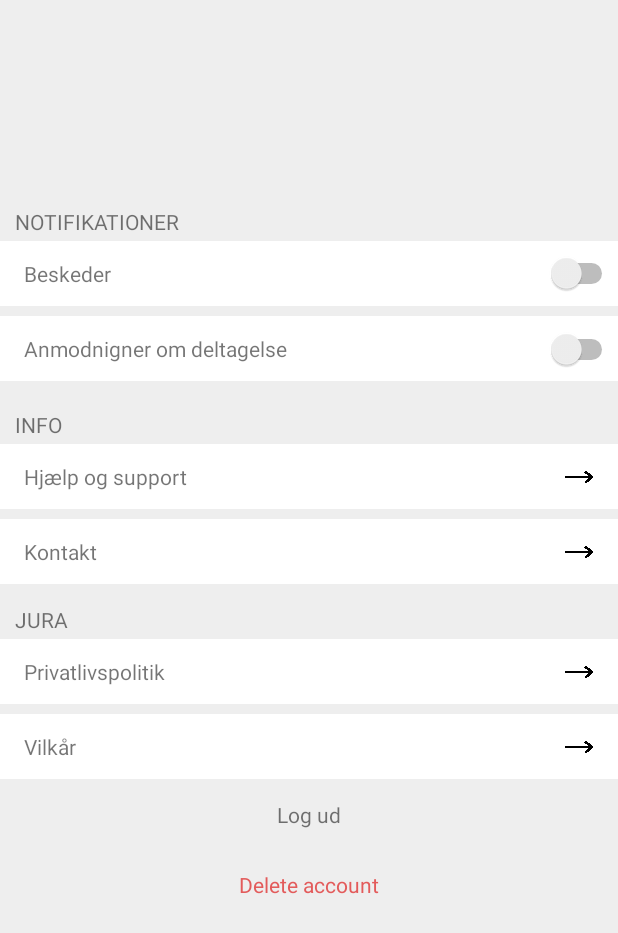
After one commit to notarp1/Oplev, an Android app: the fragment User_Settings_Opt placed in its activity, on a phone screen of 412 x 824 dp. The commit adds this screen. Shown: the top 933 px of the screen. Run offline under Robolectric (Android 15) with nearby library versions, the phone set to English and light mode, and no system bars.

Commit message:
settings "færdig"

```diff
--- a/app/src/main/java/com/example/oplev/User_Settings.java
+++ b/app/src/main/java/com/example/oplev/User_Settings.java
@@ -13,6 +13,7 @@ import androidx.fragment.app.Fragment;
 public class User_Settings extends Fragment implements View.OnClickListener{
     ImageView back;
     TextView title;
+
     public View onCreateView(LayoutInflater i, ViewGroup container, Bundle savedInstanceState) {
         super.onCreate(savedInstanceState);
         View root = i.inflate(R.layout.u_settings_frag, container, false);
@@ -39,10 +40,8 @@ public class User_Settings extends Fragment implements View.OnClickListener{
     @Override
     public void onClick(View v) {
         if(v == back){
-
             getFragmentManager().popBackStack();
         }
 
-
     }
 }
--- a/app/src/main/java/com/example/oplev/User_Settings_Main.java
+++ b/app/src/main/java/com/example/oplev/User_Settings_Main.java
@@ -4,18 +4,26 @@ import android.os.Bundle;
 import android.view.LayoutInflater;
 import android.view.View;
 import android.view.ViewGroup;
+import android.widget.ImageView;
 
 import androidx.fragment.app.Fragment;
 
 public class User_Settings_Main extends Fragment implements View.OnClickListener {
 
+    ImageView visProfil, rediger, indstillinger;
 
     public View onCreateView(LayoutInflater i, ViewGroup container, Bundle savedInstanceState) {
         super.onCreate(savedInstanceState);
+
         View root = i.inflate(R.layout.u_setting_main_frag, container, false);
 
 
+        visProfil = root.findViewById(R.id.box_profil);
+        rediger = root.findViewById(R.id.box_rediger);
+        indstillinger = root.findViewById(R.id.box_indstillinger);
 
+
+        indstillinger.setOnClickListener(this);
 
 
         return root;
@@ -27,5 +35,12 @@ public class User_Settings_Main extends Fragment implements View.OnClickListener
     @Override
     public void onClick(View v) {
 
+         if (v == indstillinger){
+            getFragmentManager().beginTransaction()
+                .replace(R.id.mainFragmentBox, new User_Settings_Opt())
+                .addToBackStack(null)
+                .commit();
+
+        }
     }
 }
--- /dev/null
+++ b/app/src/main/java/com/example/oplev/User_Settings_Opt.java
@@ -0,0 +1,28 @@
+package com.example.oplev;
+
+import android.os.Bundle;
+import android.view.LayoutInflater;
+import android.view.View;
+import android.view.ViewGroup;
+
+import androidx.fragment.app.Fragment;
+
+public class User_Settings_Opt extends Fragment implements View.OnClickListener {
+
+
+    public View onCreateView(LayoutInflater i, ViewGroup container, Bundle savedInstanceState) {
+        super.onCreate(savedInstanceState);
+        View root = i.inflate(R.layout.u_setting_setting_frag, container, false);
+
+
+        return root;
+
+
+    }
+
+
+    @Override
+    public void onClick(View view) {
+
+    }
+}
--- a/app/src/main/res/layout/activity_main.xml
+++ b/app/src/main/res/layout/activity_main.xml
@@ -4,7 +4,8 @@
     xmlns:tools="http://schemas.android.com/tools"
     android:layout_width="match_parent"
     android:layout_height="match_parent"
-    tools:context=".MainActivity">
+    tools:context=".MainActivity"
+    android:background="#EEEEEE">
 
     <FrameLayout
         android:id="@+id/main_frag"
--- a/app/src/main/res/layout/start_frag.xml
+++ b/app/src/main/res/layout/start_frag.xml
@@ -4,7 +4,8 @@
     xmlns:tools="http://schemas.android.com/tools"
     android:layout_width="match_parent"
     android:layout_height="match_parent"
-    tools:context=".Start_frag">
+    tools:context=".Start_frag"
+    android:background="#EEEEEE">
 
     <LinearLayout
         android:layout_width="409dp"
@@ -39,4 +40,5 @@
             android:layout_weight="1"
             android:src="@drawable/user_icon" />
     </LinearLayout>
+
 </androidx.constraintlayout.widget.ConstraintLayout>
--- a/app/src/main/res/layout/u_setting_main_frag.xml
+++ b/app/src/main/res/layout/u_setting_main_frag.xml
@@ -27,7 +27,7 @@
         app:srcCompat="@android:drawable/sym_def_app_icon" />
 
     <LinearLayout
-        android:id="@+id/linearLayout"
+        android:id="@+id/noti_layout"
         android:layout_width="match_parent"
         android:layout_height="175dp"
         android:orientation="vertical"
@@ -44,9 +44,9 @@
             android:layout_height="50dp">
 
             <ImageView
-                android:id="@+id/box_menu5"
+                android:id="@+id/box_profil"
                 android:layout_width="match_parent"
-                android:layout_height="match_parent"
+                android:layout_height="50dp"
                 app:layout_constraintBottom_toBottomOf="parent"
                 app:layout_constraintEnd_toEndOf="parent"
                 app:layout_constraintStart_toStartOf="parent"
@@ -54,7 +54,7 @@
                 app:srcCompat="@drawable/menu_box" />
 
             <TextView
-                android:id="@+id/visProfil_text"
+                android:id="@+id/beskeder_opt_text"
                 android:layout_width="match_parent"
                 android:layout_height="match_parent"
                 android:layout_marginStart="16dp"
@@ -77,7 +77,7 @@
                 app:layout_constraintBottom_toBottomOf="parent"
                 app:layout_constraintEnd_toEndOf="parent"
                 app:layout_constraintHorizontal_bias="1.0"
-                app:layout_constraintStart_toStartOf="@+id/box_menu5"
+                app:layout_constraintStart_toStartOf="@+id/box_profil"
                 app:layout_constraintTop_toTopOf="parent"
                 app:srcCompat="@drawable/arrowblack" />
 
@@ -89,9 +89,9 @@
             android:layout_height="50dp">
 
             <ImageView
-                android:id="@+id/box_menu1"
+                android:id="@+id/box_rediger"
                 android:layout_width="match_parent"
-                android:layout_height="match_parent"
+                android:layout_height="50dp"
                 app:layout_constraintBottom_toBottomOf="parent"
                 app:layout_constraintEnd_toEndOf="parent"
                 app:layout_constraintHorizontal_bias="0.0"
@@ -100,7 +100,7 @@
                 app:srcCompat="@drawable/menu_box" />
 
             <TextView
-                android:id="@+id/rediger_text"
+                android:id="@+id/anmod_opt_text"
                 android:layout_width="match_parent"
                 android:layout_height="match_parent"
                 android:layout_marginStart="16dp"
@@ -121,7 +121,7 @@
                 app:layout_constraintBottom_toBottomOf="parent"
                 app:layout_constraintEnd_toEndOf="parent"
                 app:layout_constraintHorizontal_bias="1.0"
-                app:layout_constraintStart_toStartOf="@+id/box_menu1"
+                app:layout_constraintStart_toStartOf="@+id/box_rediger"
                 app:layout_constraintTop_toTopOf="parent"
                 app:srcCompat="@drawable/arrowblack" />
 
@@ -133,9 +133,9 @@
             android:layout_height="60dp">
 
             <ImageView
-                android:id="@+id/box_menu2"
+                android:id="@+id/box_indstillinger"
                 android:layout_width="match_parent"
-                android:layout_height="match_parent"
+                android:layout_height="50dp"
                 app:layout_constraintBottom_toBottomOf="parent"
                 app:layout_constraintEnd_toEndOf="parent"
                 app:layout_constraintStart_toStartOf="parent"
@@ -164,7 +164,7 @@
                 app:layout_constraintBottom_toBottomOf="parent"
                 app:layout_constraintEnd_toEndOf="parent"
                 app:layout_constraintHorizontal_bias="1.0"
-                app:layout_constraintStart_toStartOf="@id/box_menu2"
+                app:layout_constraintStart_toStartOf="@id/box_indstillinger"
                 app:layout_constraintTop_toTopOf="parent"
                 app:layout_constraintVertical_bias="0.0"
                 app:srcCompat="@drawable/arrowblack" />
--- /dev/null
+++ b/app/src/main/res/layout/u_setting_setting_frag.xml
@@ -0,0 +1,347 @@
+<?xml version="1.0" encoding="utf-8"?>
+<androidx.constraintlayout.widget.ConstraintLayout xmlns:android="http://schemas.android.com/apk/res/android"
+    xmlns:app="http://schemas.android.com/apk/res-auto"
+    xmlns:tools="http://schemas.android.com/tools"
+    android:layout_width="match_parent"
+    android:layout_height="match_parent"
+    android:background="#EEEEEE">
+
+
+    <TextView
+        android:id="@+id/logud_txt"
+        android:layout_width="wrap_content"
+        android:layout_height="wrap_content"
+        android:layout_marginTop="10dp"
+        android:text="Log ud"
+        android:textSize="14sp"
+        app:layout_constraintEnd_toEndOf="parent"
+        app:layout_constraintStart_toStartOf="parent"
+        app:layout_constraintTop_toBottomOf="@+id/linearLayout" />
+
+    <LinearLayout
+        android:id="@+id/noti_layout"
+        android:layout_width="match_parent"
+        android:layout_height="125dp"
+        android:layout_marginTop="50dp"
+        android:orientation="vertical"
+        app:layout_constraintBottom_toBottomOf="parent"
+        app:layout_constraintEnd_toEndOf="parent"
+        app:layout_constraintHorizontal_bias="0.0"
+        app:layout_constraintStart_toStartOf="parent"
+        app:layout_constraintTop_toTopOf="parent"
+        app:layout_constraintVertical_bias="0.136">
+
+        <TextView
+            android:id="@+id/notfi_text"
+            android:layout_width="match_parent"
+            android:layout_height="wrap_content"
+            android:layout_marginStart="10dp"
+            android:layout_marginLeft="10dp"
+            android:text="@string/notifikationer" />
+
+        <androidx.constraintlayout.widget.ConstraintLayout
+            android:id="@+id/visProfil"
+            android:layout_width="match_parent"
+            android:layout_height="50dp">
+
+            <ImageView
+                android:id="@+id/box_besked"
+                android:layout_width="match_parent"
+                android:layout_height="match_parent"
+                app:layout_constraintBottom_toBottomOf="parent"
+                app:layout_constraintEnd_toEndOf="parent"
+                app:layout_constraintStart_toStartOf="parent"
+                app:layout_constraintTop_toTopOf="parent"
+                app:srcCompat="@drawable/menu_box" />
+
+            <TextView
+                android:id="@+id/beskeder_opt_text"
+                android:layout_width="match_parent"
+                android:layout_height="match_parent"
+                android:layout_marginStart="16dp"
+                android:gravity="left|center_vertical"
+                android:text="Beskeder"
+                app:layout_constraintBottom_toBottomOf="parent"
+                app:layout_constraintEnd_toEndOf="parent"
+                app:layout_constraintHorizontal_bias="0.0"
+                app:layout_constraintStart_toStartOf="parent"
+                app:layout_constraintTop_toTopOf="parent"
+                app:layout_constraintVertical_bias="0.0" />
+
+            <Switch
+                android:id="@+id/switch1"
+                android:layout_width="wrap_content"
+                android:layout_height="wrap_content"
+                app:layout_constraintBottom_toBottomOf="parent"
+                app:layout_constraintEnd_toEndOf="parent"
+                app:layout_constraintTop_toTopOf="parent" />
+
+        </androidx.constraintlayout.widget.ConstraintLayout>
+
+        <androidx.constraintlayout.widget.ConstraintLayout
+            android:id="@+id/Rediger"
+            android:layout_width="match_parent"
+            android:layout_height="50dp">
+
+            <ImageView
+                android:id="@+id/box_anmod"
+                android:layout_width="match_parent"
+                android:layout_height="match_parent"
+                app:layout_constraintBottom_toBottomOf="parent"
+                app:layout_constraintEnd_toEndOf="parent"
+                app:layout_constraintHorizontal_bias="0.0"
+                app:layout_constraintStart_toStartOf="parent"
+                app:layout_constraintTop_toTopOf="parent"
+                app:srcCompat="@drawable/menu_box" />
+
+            <TextView
+                android:id="@+id/anmod_opt_text"
+                android:layout_width="match_parent"
+                android:layout_height="match_parent"
+                android:layout_marginStart="16dp"
+                android:gravity="left|center_vertical"
+                android:text="Anmodnigner om deltagelse"
+                app:layout_constraintBottom_toBottomOf="parent"
+                app:layout_constraintEnd_toEndOf="parent"
+                app:layout_constraintStart_toStartOf="parent"
+                app:layout_constraintTop_toTopOf="parent" />
+
+            <Switch
+                android:id="@+id/anmod_switch"
+                android:layout_width="wrap_content"
+                android:layout_height="wrap_content"
+                app:layout_constraintBottom_toBottomOf="parent"
+                app:layout_constraintEnd_toEndOf="parent"
+                app:layout_constraintTop_toTopOf="parent"
+                app:layout_constraintVertical_bias="0.521" />
+
+        </androidx.constraintlayout.widget.ConstraintLayout>
+
+    </LinearLayout>
+
+    <LinearLayout
+        android:id="@+id/info_layout"
+        android:layout_width="match_parent"
+        android:layout_height="120dp"
+        android:layout_marginTop="10dp"
+        android:orientation="vertical"
+        app:layout_constraintBottom_toBottomOf="parent"
+        app:layout_constraintEnd_toEndOf="parent"
+        app:layout_constraintHorizontal_bias="1.0"
+        app:layout_constraintStart_toStartOf="parent"
+        app:layout_constraintTop_toBottomOf="@+id/noti_layout"
+        app:layout_constraintVertical_bias="0.0">
+
+        <TextView
+            android:id="@+id/info_text"
+            android:layout_width="match_parent"
+            android:layout_height="wrap_content"
+            android:layout_marginLeft="10dp"
+            android:text="INFO" />
+
+        <androidx.constraintlayout.widget.ConstraintLayout
+            android:id="@+id/hjaelp"
+            android:layout_width="match_parent"
+            android:layout_height="50dp">
+
+            <ImageView
+                android:id="@+id/box_hjaelp"
+                android:layout_width="match_parent"
+                android:layout_height="match_parent"
+                app:layout_constraintBottom_toBottomOf="parent"
+                app:layout_constraintEnd_toEndOf="parent"
+                app:layout_constraintStart_toStartOf="parent"
+                app:layout_constraintTop_toTopOf="parent"
+                app:srcCompat="@drawable/menu_box" />
+
+            <ImageView
+                android:id="@+id/arrow_hjaelp"
+                android:layout_width="20dp"
+                android:layout_height="match_parent"
+                android:layout_marginEnd="16dp"
+                android:layout_marginRight="16dp"
+                app:layout_constraintBottom_toBottomOf="parent"
+                app:layout_constraintEnd_toEndOf="parent"
+                app:layout_constraintTop_toTopOf="parent"
+                app:srcCompat="@drawable/arrowblack" />
+
+            <TextView
+                android:id="@+id/hjaelp_txt"
+                android:layout_width="match_parent"
+                android:layout_height="match_parent"
+                android:layout_marginStart="16dp"
+                android:gravity="left|center_vertical"
+                android:text="Hjælp og support"
+                app:layout_constraintBottom_toBottomOf="parent"
+                app:layout_constraintEnd_toEndOf="parent"
+                app:layout_constraintHorizontal_bias="0.0"
+                app:layout_constraintStart_toStartOf="parent"
+                app:layout_constraintTop_toTopOf="parent"
+                app:layout_constraintVertical_bias="0.0" />
+        </androidx.constraintlayout.widget.ConstraintLayout>
+
+        <androidx.constraintlayout.widget.ConstraintLayout
+            android:id="@+id/kontakt_lay"
+            android:layout_width="match_parent"
+            android:layout_height="50dp">
+
+            <ImageView
+                android:id="@+id/box_kontakt"
+                android:layout_width="match_parent"
+                android:layout_height="match_parent"
+                app:layout_constraintBottom_toBottomOf="parent"
+                app:layout_constraintEnd_toEndOf="parent"
+                app:layout_constraintStart_toStartOf="parent"
+                app:layout_constraintTop_toTopOf="parent"
+                app:srcCompat="@drawable/menu_box" />
+
+            <ImageView
+                android:id="@+id/arrow_kontakt"
+                android:layout_width="20dp"
+                android:layout_height="match_parent"
+                android:layout_marginEnd="16dp"
+                android:layout_marginRight="16dp"
+                app:layout_constraintBottom_toBottomOf="parent"
+                app:layout_constraintEnd_toEndOf="parent"
+                app:layout_constraintHorizontal_bias="1.0"
+                app:layout_constraintStart_toStartOf="@+id/box_kontakt"
+                app:layout_constraintTop_toTopOf="parent"
+                app:srcCompat="@drawable/arrowblack" />
+
+            <TextView
+                android:id="@+id/kontakt_txt"
+                android:layout_width="match_parent"
+                android:layout_height="match_parent"
+                android:layout_marginStart="16dp"
+                android:gravity="left|center_vertical"
+                android:text="Kontakt"
+                app:layout_constraintBottom_toBottomOf="parent"
+                app:layout_constraintEnd_toEndOf="parent"
+                app:layout_constraintHorizontal_bias="0.0"
+                app:layout_constraintStart_toStartOf="parent"
+                app:layout_constraintTop_toTopOf="parent"
+                app:layout_constraintVertical_bias="0.0" />
+        </androidx.constraintlayout.widget.ConstraintLayout>
+
+    </LinearLayout>
+
+    <LinearLayout
+        android:id="@+id/linearLayout"
+        android:layout_width="match_parent"
+        android:layout_height="120dp"
+        android:layout_marginTop="10dp"
+        android:orientation="vertical"
+        app:layout_constraintBottom_toBottomOf="parent"
+        app:layout_constraintEnd_toEndOf="parent"
+        app:layout_constraintHorizontal_bias="1.0"
+        app:layout_constraintStart_toStartOf="parent"
+        app:layout_constraintTop_toBottomOf="@+id/info_layout"
+        app:layout_constraintVertical_bias="0.0">
+
+        <TextView
+            android:id="@+id/jura_txt"
+            android:layout_width="match_parent"
+            android:layout_height="wrap_content"
+            android:layout_marginLeft="10dp"
+            android:text="JURA" />
+
+        <androidx.constraintlayout.widget.ConstraintLayout
+            android:layout_width="match_parent"
+            android:layout_height="50dp">
+
+            <ImageView
+                android:id="@+id/box_privat"
+                android:layout_width="match_parent"
+                android:layout_height="match_parent"
+                app:layout_constraintBottom_toBottomOf="parent"
+                app:layout_constraintEnd_toEndOf="parent"
+                app:layout_constraintStart_toStartOf="parent"
+                app:layout_constraintTop_toTopOf="parent"
+                app:srcCompat="@drawable/menu_box" />
+
+            <TextView
+                android:id="@+id/privat_txt"
+                android:layout_width="match_parent"
+                android:layout_height="match_parent"
+                android:layout_marginStart="16dp"
+                android:gravity="left|center_vertical"
+                android:text="Privatlivspolitik"
+                app:layout_constraintBottom_toBottomOf="parent"
+                app:layout_constraintEnd_toEndOf="parent"
+                app:layout_constraintHorizontal_bias="0.0"
+                app:layout_constraintStart_toStartOf="parent"
+                app:layout_constraintTop_toTopOf="parent"
+                app:layout_constraintVertical_bias="0.0" />
+
+            <ImageView
+                android:id="@+id/arrow_privat"
+                android:layout_width="20dp"
+                android:layout_height="match_parent"
+                app:layout_constraintBottom_toBottomOf="parent"
+                app:layout_constraintEnd_toEndOf="parent"
+                app:layout_constraintHorizontal_bias="0.959"
+                app:layout_constraintStart_toStartOf="parent"
+                app:layout_constraintTop_toTopOf="parent"
+                app:layout_constraintVertical_bias="0.0"
+                app:srcCompat="@drawable/arrowblack" />
+        </androidx.constraintlayout.widget.ConstraintLayout>
+
+        <androidx.constraintlayout.widget.ConstraintLayout
+            android:layout_width="match_parent"
+            android:layout_height="50dp">
+
+            <ImageView
+                android:id="@+id/box_vilkaar"
+                android:layout_width="match_parent"
+                android:layout_height="match_parent"
+                app:layout_constraintBottom_toBottomOf="parent"
+                app:layout_constraintEnd_toEndOf="parent"
+                app:layout_constraintStart_toStartOf="parent"
+                app:layout_constraintTop_toTopOf="parent"
+                app:srcCompat="@drawable/menu_box" />
+
+            <TextView
+                android:id="@+id/Vilkaar.txt"
+                android:layout_width="match_parent"
+                android:layout_height="match_parent"
+                android:layout_marginStart="16dp"
+                android:gravity="left|center_vertical"
+                android:text="Vilkår"
+                app:layout_constraintBottom_toBottomOf="parent"
+                app:layout_constraintEnd_toEndOf="parent"
+                app:layout_constraintHorizontal_bias="0.0"
+                app:layout_constraintStart_toStartOf="parent"
+                app:layout_constraintTop_toTopOf="parent"
+                app:layout_constraintVertical_bias="0.0" />
+
+            <ImageView
+                android:id="@+id/arrow_vilkaar"
+                android:layout_width="20dp"
+                android:layout_height="match_parent"
+                app:layout_constraintBottom_toBottomOf="parent"
+                app:layout_constraintEnd_toEndOf="parent"
+                app:layout_constraintHorizontal_bias="0.959"
+                app:layout_constraintStart_toStartOf="parent"
+                app:layout_constraintTop_toTopOf="parent"
+                app:layout_constraintVertical_bias="0.0"
+                app:srcCompat="@drawable/arrowblack" />
+        </androidx.constraintlayout.widget.ConstraintLayout>
+
+    </LinearLayout>
+
+    <TextView
+        android:id="@+id/deleteAcc_txt"
+        android:layout_width="wrap_content"
+        android:layout_height="wrap_content"
+        android:layout_marginBottom="68dp"
+        android:text="Delete account"
+        android:textAllCaps="false"
+        android:textColor="#E35B5B"
+        android:textSize="14sp"
+        app:layout_constraintBottom_toBottomOf="parent"
+        app:layout_constraintEnd_toEndOf="parent"
+        app:layout_constraintStart_toStartOf="parent"
+        app:layout_constraintTop_toBottomOf="@+id/logud_txt"
+        app:layout_constraintVertical_bias="0.148" />
+
+</androidx.constraintlayout.widget.ConstraintLayout>
--- a/app/src/main/res/layout/u_settings_frag.xml
+++ b/app/src/main/res/layout/u_settings_frag.xml
@@ -5,7 +5,6 @@
     xmlns:tools="http://schemas.android.com/tools"
     android:layout_width="match_parent"
     android:layout_height="match_parent"
-
     >
 
 
--- a/app/src/main/res/values/strings.xml
+++ b/app/src/main/res/values/strings.xml
@@ -2,5 +2,6 @@
     <string name="app_name">Oplev</string>
     <string name="textview">TextView</string>
     <string name="profil">Profil</string>
+    <string name="notifikationer">NOTIFIKATIONER</string>
 
 </resources>
```
